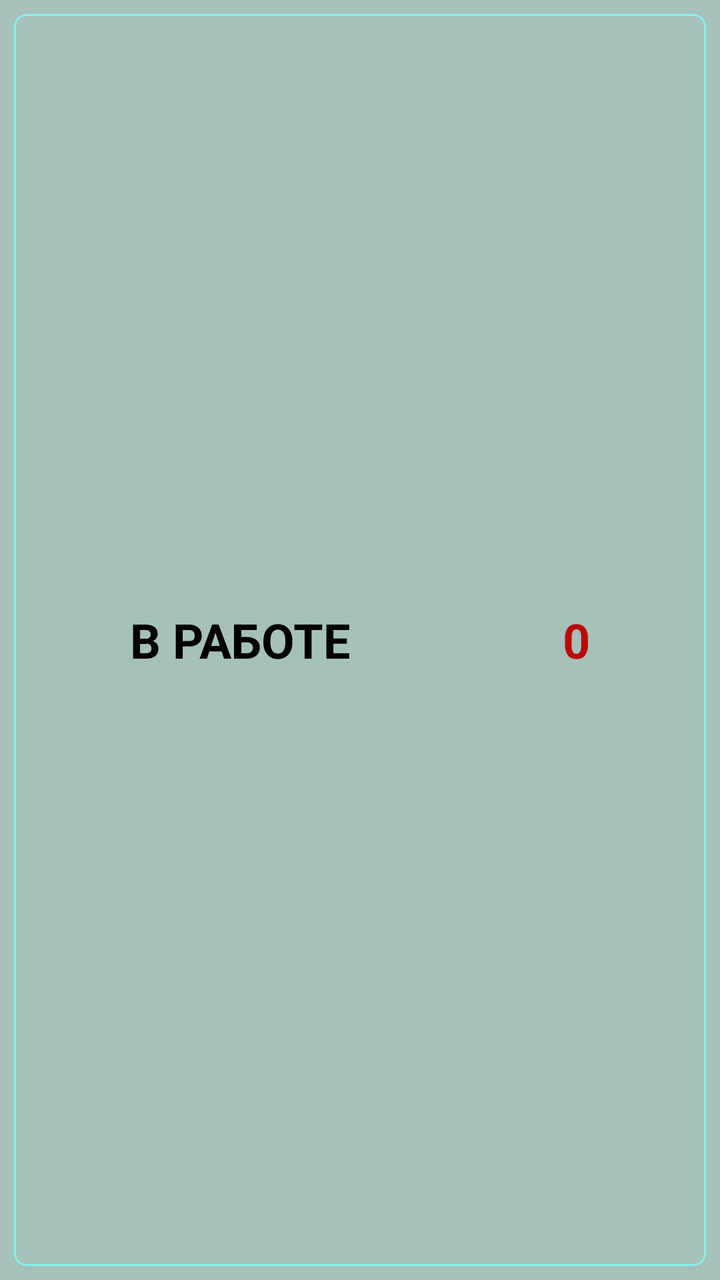
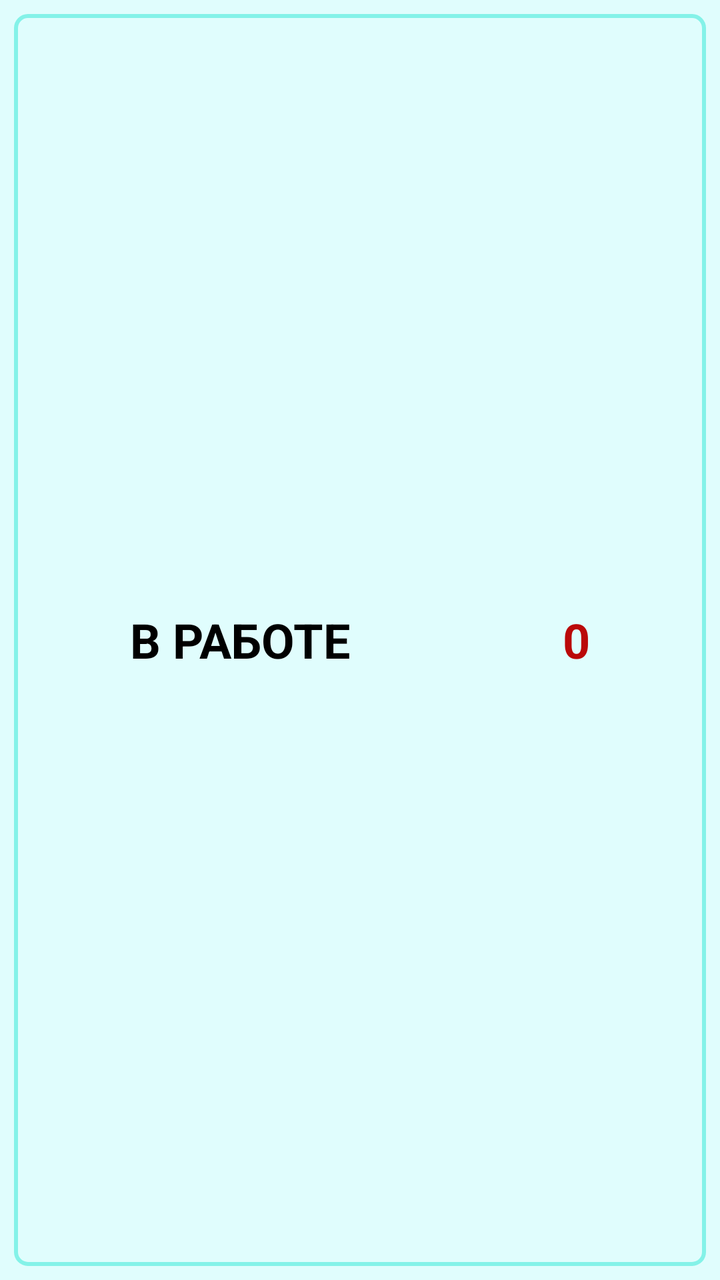

Before-and-after screenshots of an Android layout around one commit, followed by the original layout XML and the change that was made.
<!-- AndroidManifest.xml: application theme Theme.WorkOrders -->
<!-- res/layout/widget_preview.xml -->
<?xml version="1.0" encoding="utf-8"?>
<FrameLayout xmlns:android="http://schemas.android.com/apk/res/android"
    android:layout_width="match_parent"
    android:layout_height="match_parent"
    android:background="@color/bg"
    android:padding="7dp">

    <LinearLayout
        android:layout_width="match_parent"
        android:layout_height="match_parent"
        android:background="@drawable/edittextsearchdraw"
        android:orientation="horizontal">

        <TextView
            android:id="@+id/textView4"
            android:layout_width="wrap_content"
            android:layout_height="match_parent"
            android:layout_weight="1"
            android:gravity="center"
            android:text="В РАБОТЕ"
            android:textAlignment="center"
            android:textColor="@color/black"
            android:textSize="24sp"
            android:textStyle="bold" />

        <TextView
            android:id="@+id/textView6"
            android:layout_width="wrap_content"
            android:layout_height="match_parent"
            android:layout_weight="1"
            android:gravity="center"
            android:text="0"
            android:textAlignment="center"
            android:textColor="@color/marker_not_complete"
            android:textSize="24sp"
            android:textStyle="bold" />
    </LinearLayout>
</FrameLayout>
<!-- resources referenced by this layout -->
<resources>
  <color name="bg">#A5C1BA</color>
  <color name="black">#FF000000</color>
  <color name="marker_not_complete">#BA0909</color>
  <!-- drawable edittextsearchdraw (drawable) -->
  <?xml version="1.0" encoding="utf-8"?>
  <shape xmlns:android="http://schemas.android.com/apk/res/android"
      android:shape="rectangle">
      <solid android:color="#00000000"/>
      <stroke
          android:color="#84F2E8"
          android:width="3px"/>
      <corners
          android:radius="6dp"/>
      <padding
          android:bottom="5dp"
          android:top="5dp"
          android:left="5dp"
          android:right="5dp"/>
  </shape>
  <style name="Theme.WorkOrders" parent="Base.Theme.WorkOrders" />
  <style name="Base.Theme.WorkOrders" parent="Theme.Material3.DayNight.NoActionBar">
          
          
      </style>
</resources>

<!-- the commit's change to res/layout/widget_preview.xml (unified diff, before → after) -->
@@ -2,7 +2,7 @@
 <FrameLayout xmlns:android="http://schemas.android.com/apk/res/android"
     android:layout_width="match_parent"
     android:layout_height="match_parent"
-    android:background="@color/bg"
+    android:background="@color/main_background"
     android:padding="7dp">
 
     <LinearLayout
@@ -31,7 +31,7 @@
             android:gravity="center"
             android:text="0"
             android:textAlignment="center"
-            android:textColor="@color/marker_not_complete"
+            android:textColor="@color/marker_not_complete_color"
             android:textSize="24sp"
             android:textStyle="bold" />
     </LinearLayout>
<!-- resource entries referenced after the edit -->
@@ -1,16 +1,16 @@
 <!-- resources referenced by this layout -->
 <resources>
-  <color name="bg">#A5C1BA</color>
   <color name="black">#FF000000</color>
-  <color name="marker_not_complete">#BA0909</color>
+  <color name="main_background">#E0FDFD</color>
+  <color name="marker_not_complete_color">#BA0909</color>
   <!-- drawable edittextsearchdraw (drawable) -->
   <?xml version="1.0" encoding="utf-8"?>
   <shape xmlns:android="http://schemas.android.com/apk/res/android"
       android:shape="rectangle">
       <solid android:color="#00000000"/>
       <stroke
-          android:color="#84F2E8"
-          android:width="3px"/>
+          android:color="@color/border_on_barsbg"
+          android:width="2dp"/>
       <corners
           android:radius="6dp"/>
       <padding
@@ -20,6 +20,7 @@
           android:right="5dp"/>
   </shape>
   <style name="Theme.WorkOrders" parent="Base.Theme.WorkOrders" />
+  <color name="border_on_barsbg">#84F2E8</color>
   <style name="Base.Theme.WorkOrders" parent="Theme.Material3.DayNight.NoActionBar">
           
           
